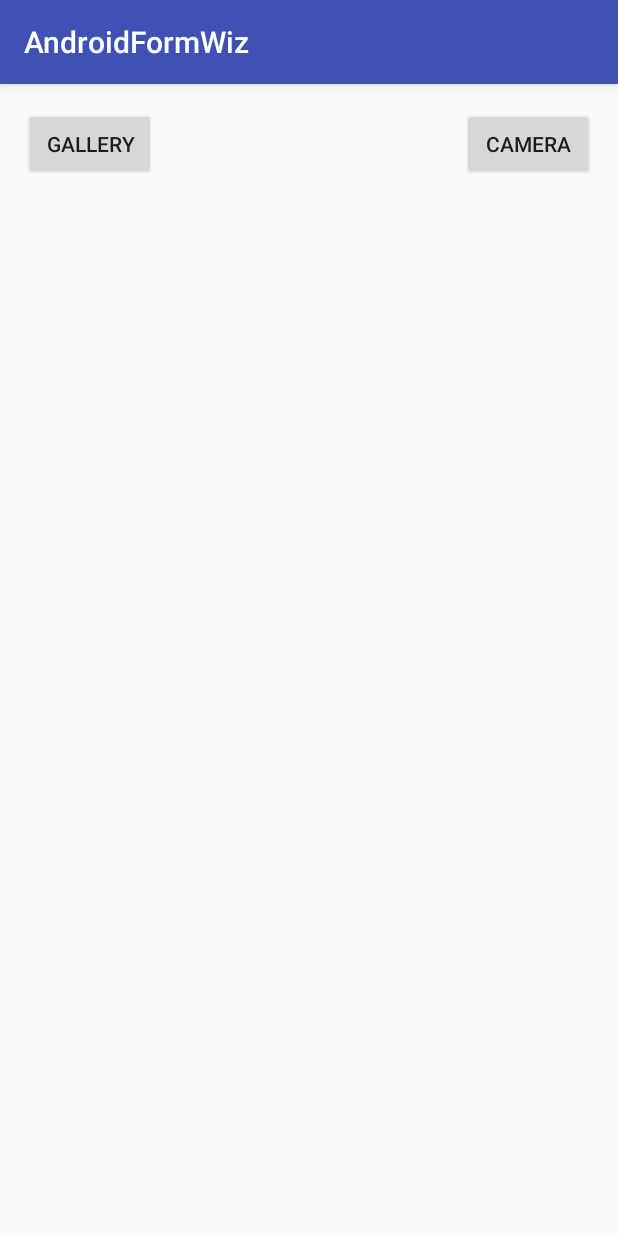
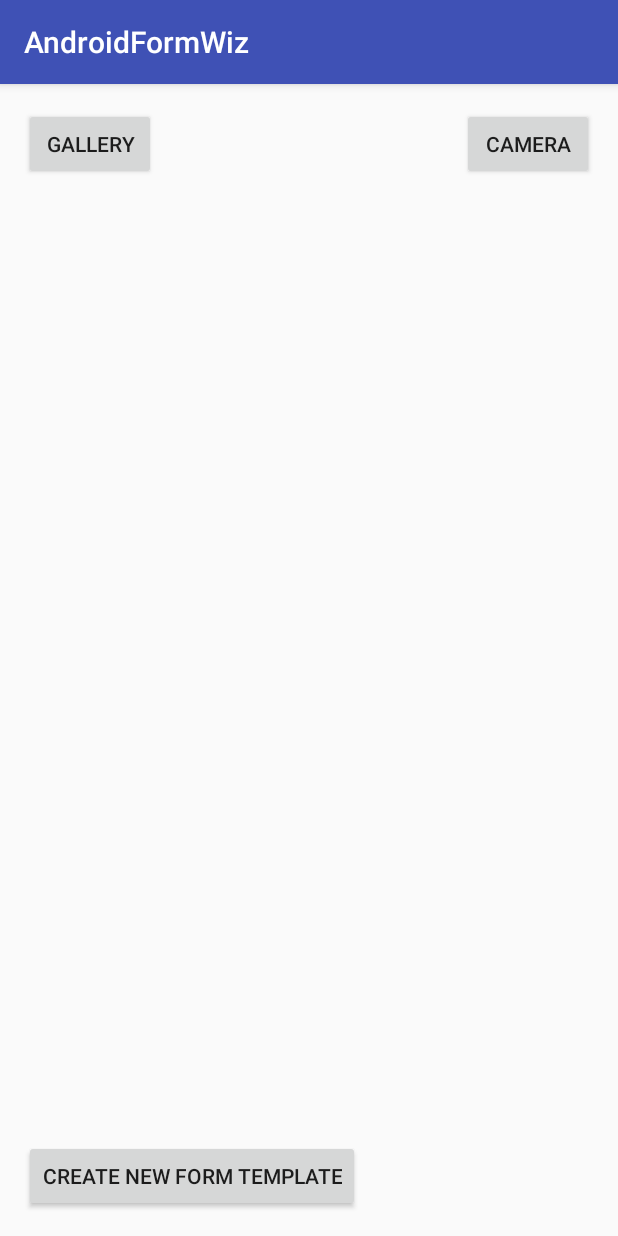
Before and after one commit to helenwa/AndroidFormWiz, an Android app: the SelectFormTemplateActivity screen opened directly, with no data from a screen before it, on a phone screen of 412 x 824 dp. Run offline under Robolectric (Android 15) with nearby library versions, the phone set to English and light mode, and no system bars.

Commit message:
passing selected image to new intent

```diff
--- a/app/src/main/res/layout/activity_select_form_template.xml
+++ b/app/src/main/res/layout/activity_select_form_template.xml
@@ -20,14 +20,6 @@
         android:layout_alignParentLeft="true"
         android:layout_alignParentStart="true" />
 
-    <ImageView
-        android:layout_width="wrap_content"
-        android:layout_height="wrap_content"
-        android:id="@+id/imageView"
-        android:layout_below="@+id/button2"
-        android:layout_alignParentLeft="true"
-        android:layout_alignParentStart="true" />
-
     <Button
         android:layout_width="wrap_content"
         android:layout_height="wrap_content"
@@ -38,4 +30,31 @@
         android:layout_alignParentRight="true"
         android:layout_alignParentEnd="true" />
 
+    <ImageView
+        android:contentDescription="@string/imageDescription"
+        android:layout_width="match_parent"
+        android:layout_height="wrap_content"
+        android:id="@+id/imageView"
+        android:layout_below="@+id/button2"
+        android:layout_alignParentLeft="true"
+        android:layout_alignParentStart="true" />
+    <!--<TextView
+        android:id="@+id/sample_text"
+        android:layout_below="@+id/imageView"
+        android:layout_width="match_parent"
+        android:layout_height="wrap_content"
+        android:text="@string/hello_world" />
+-->
+    <Button
+        android:layout_width="wrap_content"
+        android:layout_height="wrap_content"
+        android:text="@string/button_new"
+        android:id="@+id/button3"
+        android:layout_alignParentStart="true"
+        android:layout_alignParentLeft="true"
+        android:layout_alignParentBottom="true"
+        android:onClick="processImageScreen"/>
+
+
+
 </RelativeLayout>
--- a/app/src/main/res/values/strings.xml
+++ b/app/src/main/res/values/strings.xml
@@ -1,10 +1,11 @@
 <resources>
     <string name="app_name">AndroidFormWiz</string>
     <string name="edit_message">Write Text Please</string>
-    <string name="button_send">Send</string>
+    <string name="button_new">Create New Form Template</string>
+    <string name="button_existing">Work with existing Form</string>
     <string name="hello_world">Hello World!</string>
     <string name="button_create">Create New Template</string>
     <string name="button_use_camera">Camera</string>
     <string name="button_gallery">Gallery</string>
-
+    <string name="imageDescription">User Selected Image</string>
 </resources>
```
Also changed, not shown: app/src/main/AndroidManifest.xml (+9 -3 lines), app/src/main/java/com/wallace/happy/androidformwiz/HomeActivity.java (+10 -4 lines), app/src/main/java/com/wallace/happy/androidformwiz/ProcessImageTemplateActivity.java (added, +21 -0 lines), app/src/main/java/com/wallace/happy/androidformwiz/SelectFormTemplateActivity.java (+23 -8 lines), app/src/main/res/layout/activity_home.xml (+14 -11 lines), app/src/main/res/layout/activity_process_image_template.xml (added, +27 -0 lines).
